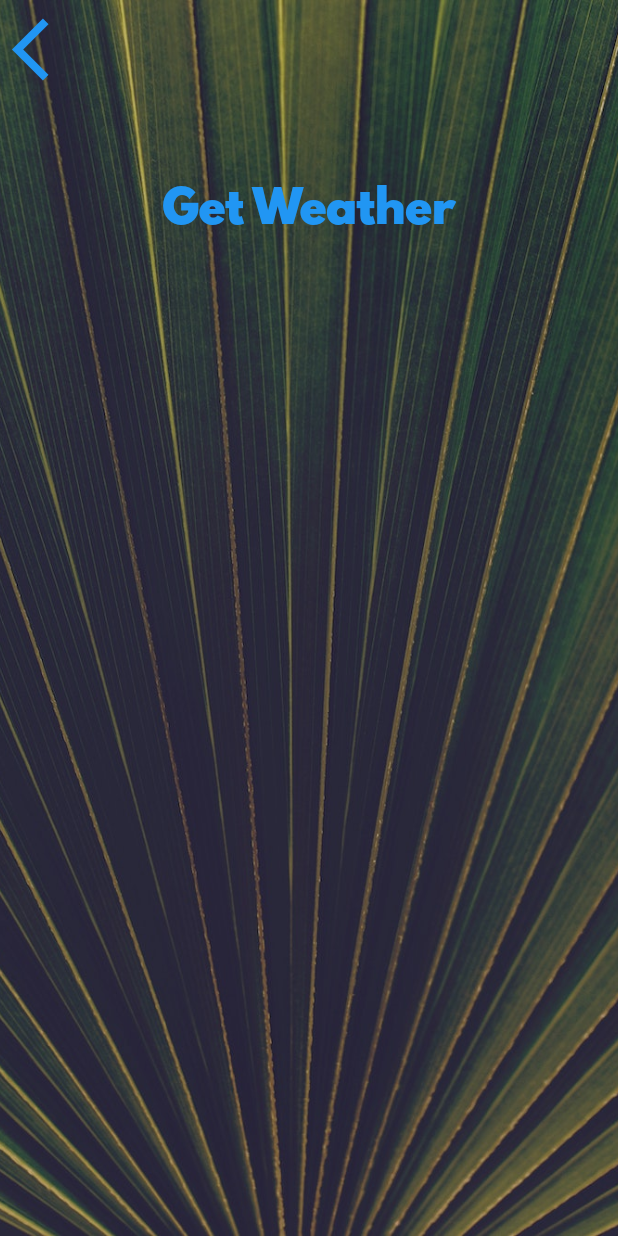
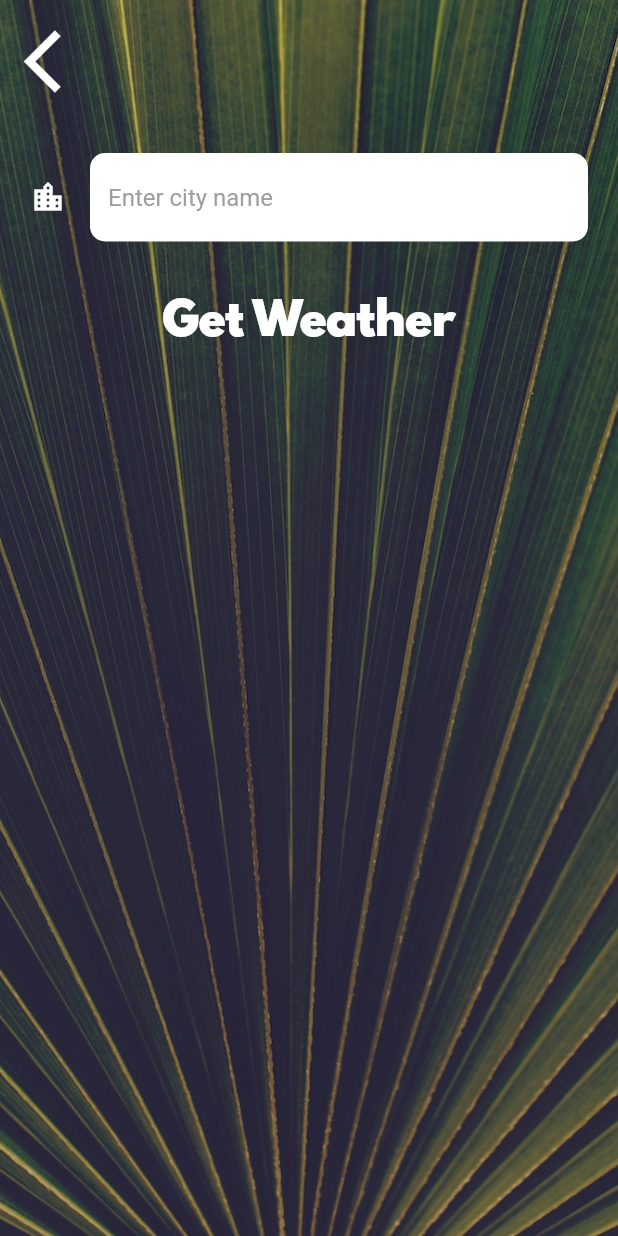
Before and after one commit to LordOlumide/Clima_app, a Flutter app: the CityScreen screen opened directly, on a phone screen of 412 x 824 dp. Run offline on Flutter 3.47's test engine with Material 2 defaults, Android fonts, the phone set to English and light mode, and no system bars; our stand-ins replace flutter_spinkit, geolocator; statements that could not run were skipped.

Commit message:
All functionality finished. Color scheme unfinished

```diff
--- /dev/null
+++ b/lib/auth/keys.dart
@@ -0,0 +1,4 @@
+
+class Keys {
+  static String apiKey = '33a118c38add3c2588a10e11dd3809b9';
+}
--- a/lib/screens/city_screen.dart
+++ b/lib/screens/city_screen.dart
@@ -7,6 +7,8 @@ class CityScreen extends StatefulWidget {
 }
 
 class _CityScreenState extends State<CityScreen> {
+  String inputCity;
+
   @override
   Widget build(BuildContext context) {
     return Scaffold(
@@ -21,22 +23,38 @@ class _CityScreenState extends State<CityScreen> {
         child: SafeArea(
           child: Column(
             children: <Widget>[
-              Align(
-                alignment: Alignment.topLeft,
-                child: TextButton(
-                  onPressed: () {},
-                  child: Icon(
-                    Icons.arrow_back_ios,
-                    size: 50.0,
+              Padding(
+                padding: const EdgeInsets.all(8.0),
+                child: Align(
+                  alignment: Alignment.topLeft,
+                  child: TextButton(
+                    onPressed: () {
+                      Navigator.pop(context);
+                    },
+                    child: Icon(
+                      Icons.arrow_back_ios,
+                      size: 50.0,
+                      color: Colors.white,
+                    ),
                   ),
                 ),
               ),
               Container(
                 padding: EdgeInsets.all(20.0),
-                child: null,
+                child: TextField(
+                  decoration: kTextFieldTextStyle,
+                  style: TextStyle(
+                    color: Colors.black,
+                  ),
+                  onChanged: (input) {
+                    inputCity = input;
+                  },
+                ),
               ),
               TextButton(
-                onPressed: () {},
+                onPressed: () {
+                  Navigator.pop(context, inputCity);
+                },
                 child: Text(
                   'Get Weather',
                   style: kButtonTextStyle,
--- a/lib/utilities/constants.dart
+++ b/lib/utilities/constants.dart
@@ -7,12 +7,33 @@ const kTempTextStyle = TextStyle(
 
 const kMessageTextStyle = TextStyle(
   fontFamily: 'Spartan MB',
-  fontSize: 60.0,
+  fontSize: 50.0,
 );
 
 const kButtonTextStyle = TextStyle(
   fontSize: 30.0,
   fontFamily: 'Spartan MB',
+  color: Colors.white,
+);
+
+const kTextFieldTextStyle = InputDecoration(
+  icon: Icon(Icons.location_city),
+  iconColor: Colors.white,
+  filled: true,
+  fillColor: Colors.white,
+  border: InputBorder.none,
+  hintText: 'Enter city name',
+  hintStyle: TextStyle(
+    color: Colors.grey,
+  ),
+  enabledBorder: OutlineInputBorder(
+    borderRadius: BorderRadius.all(Radius.circular(10)),
+    borderSide: BorderSide.none,
+  ),
+  focusedBorder: OutlineInputBorder(
+    borderRadius: BorderRadius.all(Radius.circular(10)),
+    borderSide: BorderSide.none,
+  ),
 );
 
 const kConditionTextStyle = TextStyle(
```
Also changed, not shown: lib/screens/location_screen.dart (+29 -8 lines), lib/services/networking.dart (+36 -23 lines), 2 other files.
